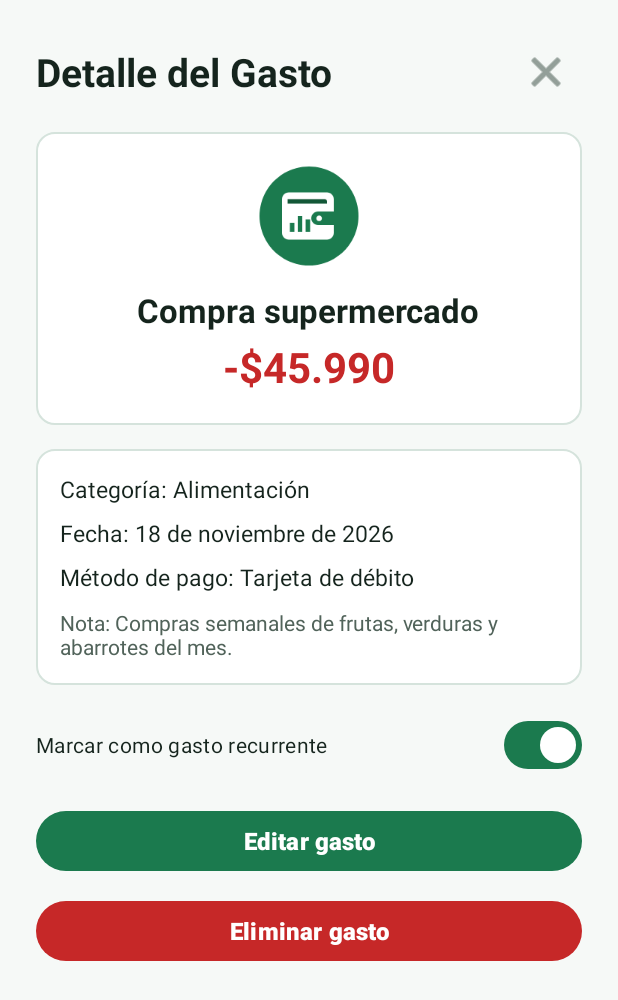
After one commit to Jacktacker/Control-de-Gastos, an Android app: the DetalleActivity screen opened directly, with no data from a screen before it, on a phone screen of 412 x 824 dp. The commit adds this screen. Shown: the top 1000 px of the screen. Run offline under Robolectric (Android 15) with nearby library versions, the phone set to English and light mode, and no system bars.

Commit message:
Agrega layout de la pantalla Detalle

```diff
--- a/app/src/main/AndroidManifest.xml
+++ b/app/src/main/AndroidManifest.xml
@@ -11,6 +11,9 @@
         android:roundIcon="@mipmap/ic_launcher_round"
         android:supportsRtl="true"
         android:theme="@style/Theme.ControlDeGastos">
+        <activity
+            android:name=".DetalleActivity"
+            android:exported="false" />
         <activity
             android:name=".AgregarActivity"
             android:exported="false" />
--- /dev/null
+++ b/app/src/main/java/com/example/controldegastos/DetalleActivity.kt
@@ -0,0 +1,20 @@
+package com.example.controldegastos
+
+import android.os.Bundle
+import androidx.activity.enableEdgeToEdge
+import androidx.appcompat.app.AppCompatActivity
+import androidx.core.view.ViewCompat
+import androidx.core.view.WindowInsetsCompat
+
+class DetalleActivity : AppCompatActivity() {
+    override fun onCreate(savedInstanceState: Bundle?) {
+        super.onCreate(savedInstanceState)
+        enableEdgeToEdge()
+        setContentView(R.layout.activity_detalle)
+        ViewCompat.setOnApplyWindowInsetsListener(findViewById(R.id.main)) { v, insets ->
+            val systemBars = insets.getInsets(WindowInsetsCompat.Type.systemBars())
+            v.setPadding(systemBars.left, systemBars.top, systemBars.right, systemBars.bottom)
+            insets
+        }
+    }
+}
--- /dev/null
+++ b/app/src/main/res/layout/activity_detalle.xml
@@ -0,0 +1,155 @@
+<?xml version="1.0" encoding="utf-8"?>
+<ScrollView xmlns:android="http://schemas.android.com/apk/res/android"
+    xmlns:app="http://schemas.android.com/apk/res-auto"
+    xmlns:tools="http://schemas.android.com/tools"
+    android:id="@+id/main"
+    android:layout_width="match_parent"
+    android:layout_height="match_parent"
+    tools:context=".DetalleActivity">
+
+    <LinearLayout
+        android:layout_width="match_parent"
+        android:layout_height="wrap_content"
+        android:orientation="vertical"
+        android:padding="24dp">
+
+        <!-- Encabezado -->
+        <LinearLayout
+            android:layout_width="match_parent"
+            android:layout_height="wrap_content"
+            android:gravity="center_vertical"
+            android:orientation="horizontal">
+
+            <TextView
+                android:id="@+id/txtTituloDetalle"
+                style="@style/TituloPantalla"
+                android:layout_width="0dp"
+                android:layout_height="wrap_content"
+                android:layout_weight="1"
+                android:text="@string/titulo_detalle" />
+
+            <ImageButton
+                android:id="@+id/btnVolverDetalle"
+                android:layout_width="48dp"
+                android:layout_height="48dp"
+                android:background="@android:color/transparent"
+                android:contentDescription="@string/desc_btn_volver"
+                android:src="@android:drawable/ic_menu_close_clear_cancel"
+                app:tint="@color/texto_secundario" />
+        </LinearLayout>
+
+        <!-- Tarjeta principal del gasto -->
+        <LinearLayout
+            android:layout_width="match_parent"
+            android:layout_height="wrap_content"
+            android:layout_marginTop="16dp"
+            android:background="@drawable/bg_tarjeta"
+            android:gravity="center_horizontal"
+            android:orientation="vertical"
+            android:padding="20dp">
+
+            <ImageView
+                android:id="@+id/imgIconoDetalle"
+                android:layout_width="72dp"
+                android:layout_height="72dp"
+                android:contentDescription="@string/desc_icono_gasto"
+                android:src="@drawable/ic_logo_gastos" />
+
+            <TextView
+                android:id="@+id/txtNombreGastoDetalle"
+                android:layout_width="wrap_content"
+                android:layout_height="wrap_content"
+                android:layout_marginTop="12dp"
+                android:text="@string/gasto_1_titulo"
+                android:textColor="@color/texto_principal"
+                android:textSize="22sp"
+                android:textStyle="bold" />
+
+            <TextView
+                android:id="@+id/txtMontoDetalle"
+                android:layout_width="wrap_content"
+                android:layout_height="wrap_content"
+                android:layout_marginTop="4dp"
+                android:text="@string/gasto_1_monto"
+                android:textColor="@color/peligro"
+                android:textSize="28sp"
+                android:textStyle="bold" />
+        </LinearLayout>
+
+        <!-- Datos completos del registro -->
+        <LinearLayout
+            android:layout_width="match_parent"
+            android:layout_height="wrap_content"
+            android:layout_marginTop="16dp"
+            android:background="@drawable/bg_tarjeta"
+            android:orientation="vertical"
+            android:padding="16dp">
+
+            <TextView
+                android:id="@+id/txtCategoriaDetalle"
+                android:layout_width="match_parent"
+                android:layout_height="wrap_content"
+                android:text="@string/detalle_categoria_ejemplo"
+                android:textColor="@color/texto_principal"
+                android:textSize="15sp" />
+
+            <TextView
+                android:id="@+id/txtFechaDetalle"
+                android:layout_width="match_parent"
+                android:layout_height="wrap_content"
+                android:layout_marginTop="8dp"
+                android:text="@string/detalle_fecha_ejemplo"
+                android:textColor="@color/texto_principal"
+                android:textSize="15sp" />
+
+            <TextView
+                android:id="@+id/txtMetodoPagoDetalle"
+                android:layout_width="match_parent"
+                android:layout_height="wrap_content"
+                android:layout_marginTop="8dp"
+                android:text="@string/detalle_metodo_ejemplo"
+                android:textColor="@color/texto_principal"
+                android:textSize="15sp" />
+
+            <TextView
+                android:id="@+id/txtNotaDetalle"
+                style="@style/SubtituloPantalla"
+                android:layout_width="match_parent"
+                android:layout_height="wrap_content"
+                android:layout_marginTop="10dp"
+                android:text="@string/detalle_nota_ejemplo" />
+        </LinearLayout>
+
+        <!-- Acciones: marcar, editar y eliminar -->
+        <com.google.android.material.materialswitch.MaterialSwitch
+            android:id="@+id/swRecurrenteDetalle"
+            android:layout_width="match_parent"
+            android:layout_height="wrap_content"
+            android:layout_marginTop="16dp"
+            android:checked="true"
+            android:minHeight="48dp"
+            android:text="@string/sw_gasto_recurrente"
+            android:textColor="@color/texto_principal" />
+
+        <Button
+            android:id="@+id/btnEditarDetalle"
+            style="@style/BotonPrincipal"
+            android:layout_width="match_parent"
+            android:layout_height="wrap_content"
+            android:layout_marginTop="16dp"
+            android:text="@string/btn_editar_gasto" />
+
+        <Button
+            android:id="@+id/btnEliminarDetalle"
+            style="@style/BotonPrincipal"
+            android:layout_width="match_parent"
+            android:layout_height="wrap_content"
+            android:layout_marginTop="12dp"
+            android:layout_marginBottom="16dp"
+            android:text="@string/btn_eliminar_gasto"
+            android:textColor="@color/sobre_peligro"
+            app:backgroundTint="@color/peligro" />
+
+    </LinearLayout>
+
+</ScrollView>
--- a/app/src/main/res/values-night/colors.xml
+++ b/app/src/main/res/values-night/colors.xml
@@ -10,4 +10,5 @@
     <color name="texto_principal">#EDF5F0</color>
     <color name="texto_secundario">#A3B8AE</color>
     <color name="peligro">#EF5350</color>
+    <color name="sobre_peligro">#FFFFFF</color>
 </resources>
--- a/app/src/main/res/values/colors.xml
+++ b/app/src/main/res/values/colors.xml
@@ -10,4 +10,5 @@
     <color name="texto_principal">#15241D</color>
     <color name="texto_secundario">#51635A</color>
     <color name="peligro">#C62828</color>
+    <color name="sobre_peligro">#FFFFFF</color>
 </resources>
--- a/app/src/main/res/values/strings.xml
+++ b/app/src/main/res/values/strings.xml
@@ -59,4 +59,17 @@
     <string name="hint_fecha">Fecha (DD/MM/AAAA)</string>
     <string name="hint_descripcion">Descripción o notas adicionales</string>
     <string name="btn_guardar_gasto">Guardar Gasto</string>
+
+    <!-- Detalle -->
+    <string name="desc_btn_volver">Volver a la lista</string>
+    <string name="titulo_detalle">Detalle del Gasto</string>
+    <string name="detalle_categoria_ejemplo">Categoría: Alimentación</string>
+    <string name="detalle_fecha_ejemplo">Fecha: 18 de noviembre de 2026</string>
+    <string name="detalle_metodo_ejemplo">Método de pago: Tarjeta de débito</string>
+    <string name="detalle_nota_ejemplo">Nota: Compras semanales de frutas, verduras y abarrotes del mes.</string>
+    <string name="sw_gasto_recurrente">Marcar como gasto recurrente</string>
+    <string name="btn_editar_gasto">Editar gasto</string>
+    <string name="btn_eliminar_gasto">Eliminar gasto</string>
+
+
 </resources>
```
